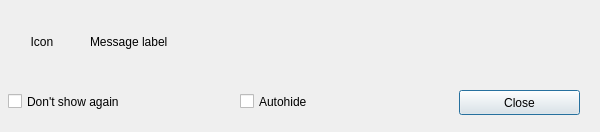
This is hub/forms/DlgNotification.ui in subutai-io/control-center as Qt 5 draws it before an edit. The edited form follows.
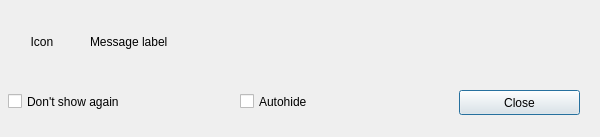
This is the edited form.

```diff
--- a/hub/forms/DlgNotification.ui
+++ b/hub/forms/DlgNotification.ui
@@ -7,7 +7,7 @@
     <x>0</x>
     <y>0</y>
     <width>600</width>
-    <height>132</height>
+    <height>137</height>
    </rect>
   </property>
   <property name="minimumSize">
```
